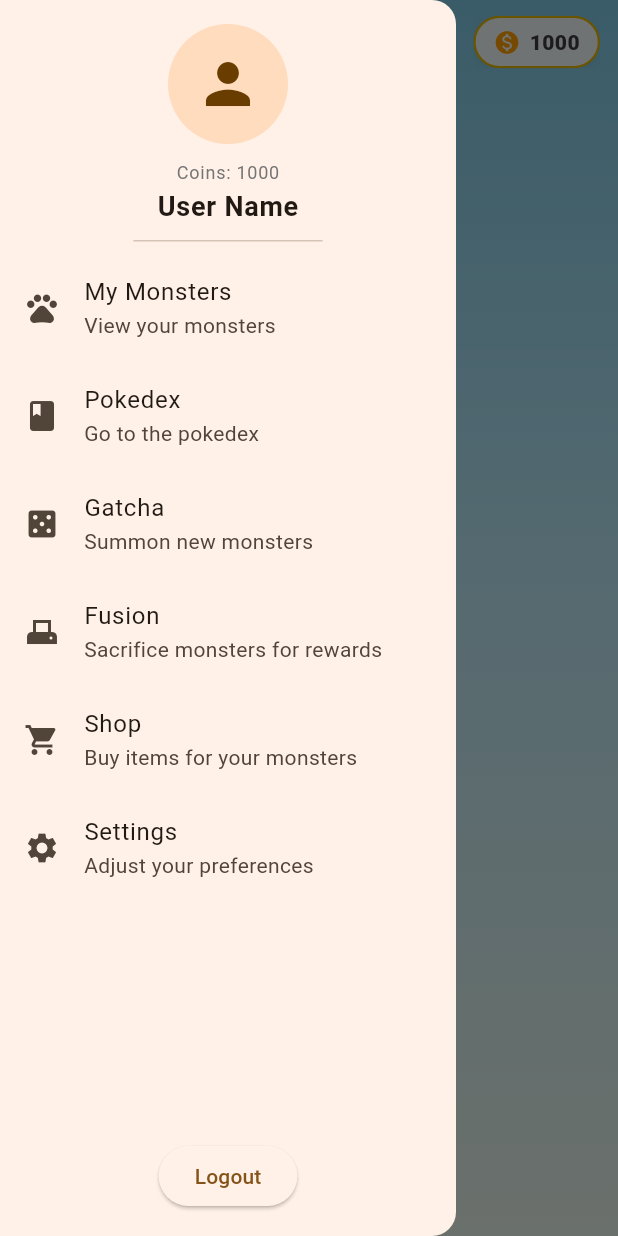
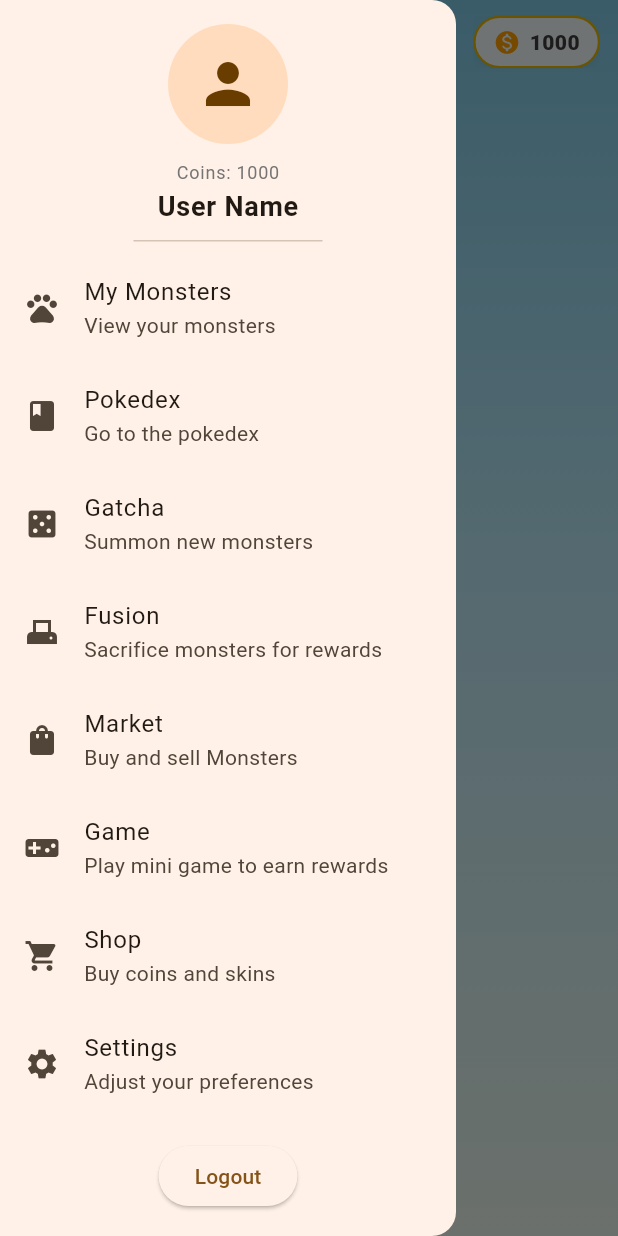
Before and after one commit to SebastGonzalez/TP3proyecto, a Flutter app: the HomeScreen screen opened by its route, with the side drawer open, on a phone screen of 412 x 824 dp. Run offline on Flutter 3.47's test engine with Material 3 defaults, Android fonts, the phone set to English and light mode, and no system bars; our stand-ins replace cloud_firestore, firebase_core, flutter_riverpod, go_router; accounts and stored records are empty.

Commit message:
Agregar pantalla Market y Game con sus routers

```diff
--- a/lib/core/menu/menu_item.dart
+++ b/lib/core/menu/menu_item.dart
@@ -49,8 +49,20 @@ final List<MenuItem> menuItems = [
     route: '/sacrifice',
   ),
   MenuItem(
+    title: 'Market',
+    description: 'Buy and sell Monsters',
+    icon: Icons.shopping_bag,
+    route: '/market',
+  ),
+  MenuItem(
+    title: 'Game',
+    description: 'Play mini game to earn rewards',
+    icon: Icons.videogame_asset,
+    route: '/game',
+  ),
+  MenuItem(
     title: 'Shop',
-    description: 'Buy items for your monsters',
+    description: 'Buy coins and skins',
     icon: Icons.shopping_cart,
     route: '/shop',
   ),
--- a/lib/core/router/app_router.dart
+++ b/lib/core/router/app_router.dart
@@ -13,6 +13,8 @@ import 'package:prueba1/presentation/screens/shop_screen.dart';
 import 'package:prueba1/monsters/domain/sacrifice_challenge.dart';
 import 'package:prueba1/presentation/screens/sacrifice_challenge_screen.dart';
 import 'package:prueba1/presentation/screens/sacrifice_screen.dart';
+import 'package:prueba1/presentation/screens/market_screen.dart';
+import 'package:prueba1/presentation/screens/game_screen.dart';
 
 final app_router = GoRouter(
 
@@ -27,6 +29,8 @@ final app_router = GoRouter(
     GoRoute(path: '/gatcha',      builder: (context, state) =>  GatchaScreen(),),
     GoRoute(path: '/mymonsters',  builder: (context, state) =>  MyMonsterScreen(),),
     GoRoute(path: '/shop',        builder: (context, state) =>  ShopScreen()),
+    GoRoute(path: '/market',      builder: (context, state) => MarketScreen(),),
+    GoRoute(path: '/game',        builder: (context, state) =>  GameScreen(),),
     GoRoute(path: '/sacrifice',   builder: (context, state) =>  const SacrificeScreen(),),
     GoRoute(
       path: '/sacrifice/challenge',
```
Also changed, not shown: lib/presentation/screens/game_screen.dart (added, +17 -0 lines), lib/presentation/screens/market_screen.dart (added, +17 -0 lines).
